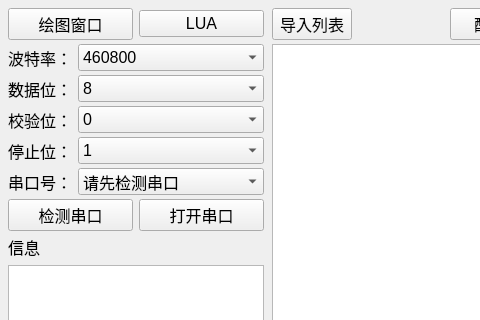
Above: mainwindow.ui from yuejin-tan/SCD3 before the change; both pictures show x 0 to 480 and y 0 to 320 of the 1000 by 800 pixel window. Below: the same form after it.
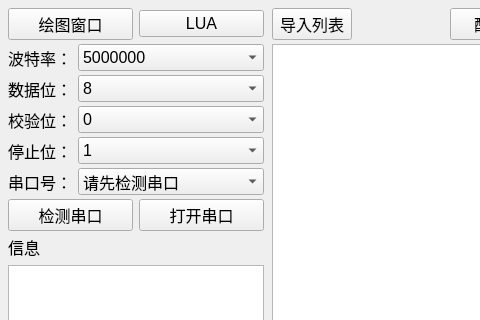
That is the form after the change.

Commit message: 加入对5M波特率支持

```diff
--- a/mainwindow.ui
+++ b/mainwindow.ui
@@ -113,10 +113,10 @@
          <item>
           <widget class="QComboBox" name="baudrateBox">
            <property name="currentText">
-            <string>460800</string>
+            <string>5000000</string>
            </property>
            <property name="currentIndex">
-            <number>7</number>
+            <number>10</number>
            </property>
            <item>
             <property name="text">
@@ -168,6 +168,11 @@
              <string>1000000</string>
             </property>
            </item>
+           <item>
+            <property name="text">
+             <string>5000000</string>
+            </property>
+           </item>
           </widget>
          </item>
         </layout>
```
The commit also changes 2 other files.
